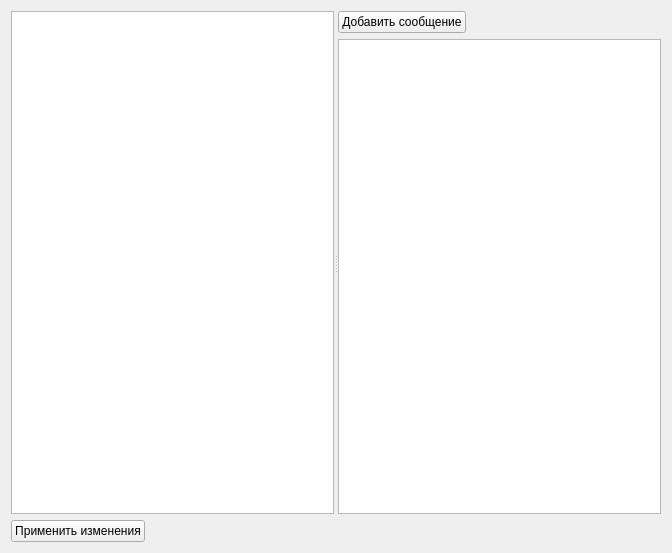
cuttlesystems/simplegram, file desktop_constructor_app/constructor_app/bot_editor_form.ui: the form before one commit.
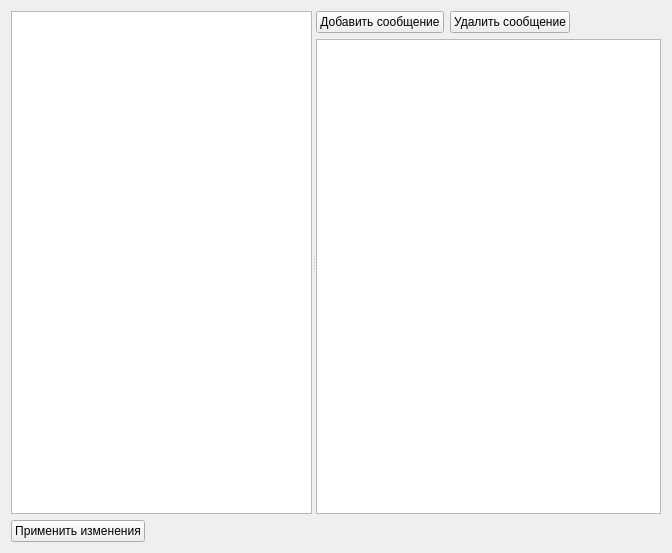
The form after the commit.

Commit message: Удаление сообщений в первом приближении работает

Patch:
```diff
--- a/desktop_constructor_app/constructor_app/bot_editor_form.ui
+++ b/desktop_constructor_app/constructor_app/bot_editor_form.ui
@@ -31,6 +31,13 @@
            </property>
           </widget>
          </item>
+         <item>
+          <widget class="QPushButton" name="delete_message">
+           <property name="text">
+            <string>Удалить сообщение</string>
+           </property>
+          </widget>
+         </item>
          <item>
           <spacer name="horizontalSpacer_2">
            <property name="orientation">
```
The commit also changes 2 other files.
